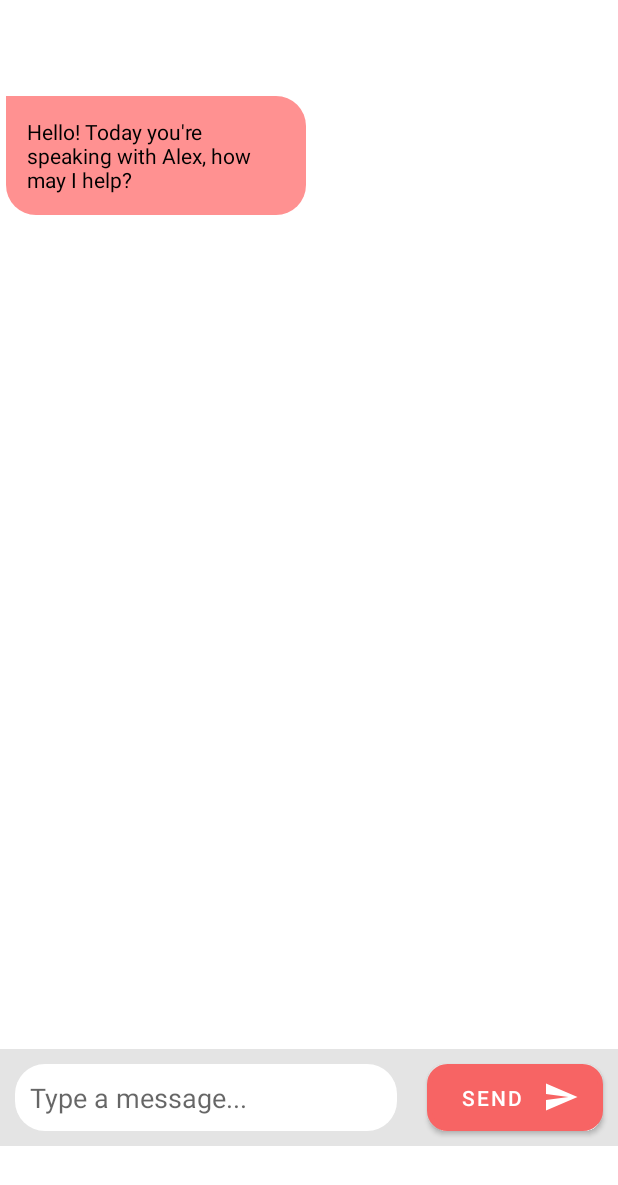
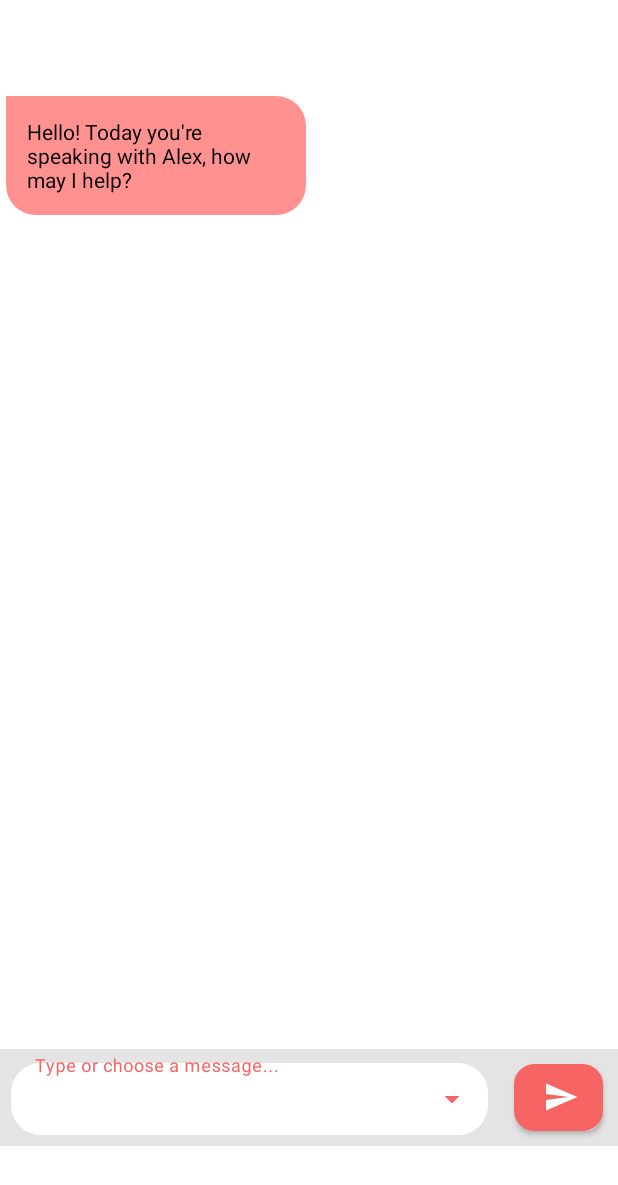
Before and after one commit to sangram2200/AegleClinicApp, an Android app: the fragment StaticBot shown on its own in the app's theme, on a phone screen of 412 x 824 dp. Shown: the top 1185 px of the screen. Run offline under Robolectric (Android 15) with nearby library versions, the phone set to English and light mode, and no system bars; 1 statement that could not run was skipped.

Commit message:
Drop down and chat bot changes

```diff
--- a/HealthApp/app/src/main/java/com/aghadge/healthapp/StaticBot.kt
+++ b/HealthApp/app/src/main/java/com/aghadge/healthapp/StaticBot.kt
@@ -4,9 +4,11 @@ import android.content.Intent
 import android.net.Uri
 import androidx.appcompat.app.AppCompatActivity
 import android.os.Bundle
+import android.text.method.ScrollingMovementMethod
 import android.view.LayoutInflater
 import android.view.View
 import android.view.ViewGroup
+import android.widget.ArrayAdapter
 import androidx.fragment.app.Fragment
 import androidx.recyclerview.widget.LinearLayoutManager
 import com.aghadge.healthapp.R
@@ -20,6 +22,7 @@ import com.aghadge.healthapp.utils.Constants.RECEIVE_ID
 import com.aghadge.healthapp.utils.Constants.SEND_ID
 import com.aghadge.healthapp.utils.Time
 import kotlinx.android.synthetic.main.activity_static_bot.*
+import kotlinx.android.synthetic.main.fragment_health_data.*
 import kotlinx.coroutines.*
 
 class StaticBot : Fragment() {
@@ -46,6 +49,10 @@ class StaticBot : Fragment() {
 
         val random = (0..3).random()
         customBotMessage("Hello! Today you're speaking with ${botList[random]}, how may I help?")
+        val faq = resources.getStringArray(R.array.FAQ);
+        val arrayAdapter = ArrayAdapter(requireContext(),R.layout.dropdown_item, faq);
+        et_message.movementMethod = ScrollingMovementMethod()
+        et_message.setAdapter(arrayAdapter)
     }
 
 
@@ -90,6 +97,7 @@ class StaticBot : Fragment() {
     private fun sendMessage() {
         val message = et_message.text.toString()
         val timeStamp = Time.timeStamp()
+
 
         if (message.isNotEmpty()) {
             //Adds it to our local list
--- a/HealthApp/app/src/main/java/com/aghadge/healthapp/utils/BotResponse.kt
+++ b/HealthApp/app/src/main/java/com/aghadge/healthapp/utils/BotResponse.kt
@@ -68,8 +68,8 @@ object BotResponse {
 
             else -> {
                 when (random) {
-                    0 -> "Try asking me something like 'Schedule an Appointment' or 'Open clinic website' "
-                    1 -> "Try asking me something like 'Schedule an Appointment' or 'Open clinic website' "
+                    0 -> "Sorry I don't understand, Try asking me something like 'Schedule an Appointment'"
+                    1 -> "Sorry I don't understand, choose a message from FAQ"
                     2 -> "Try asking me something like 'search fever symptoms' "
                     else -> "error"
                 }
--- a/HealthApp/app/src/main/res/layout/activity_registration.xml
+++ b/HealthApp/app/src/main/res/layout/activity_registration.xml
@@ -248,16 +248,17 @@
 
                     <com.google.android.material.textfield.TextInputLayout
                         android:id="@+id/aSignUpOutlinedTextFieldTwo"
-                        style="@style/Widget.MaterialComponents.TextInputLayout.OutlinedBox.Dense"
+                        style="@style/Widget.MaterialComponents.TextInputLayout.OutlinedBox.Dense.ExposedDropdownMenu"
                         android:layout_width="match_parent"
                         android:layout_height="wrap_content"
                         android:hint="@string/gender">
 
-                        <com.google.android.material.textfield.TextInputEditText
+                        <AutoCompleteTextView
                             android:id="@+id/gender"
                             android:layout_width="match_parent"
                             android:layout_height="wrap_content"
                             android:lines="1"
+                            android:inputType="none"
                             android:maxLength="21"
                             />
 
--- a/HealthApp/app/src/main/res/layout/activity_static_bot.xml
+++ b/HealthApp/app/src/main/res/layout/activity_static_bot.xml
@@ -17,18 +17,33 @@
         android:background="#E4E4E4"
         android:orientation="horizontal">
 
-        <EditText
-            android:id="@+id/et_message"
-            android:inputType="textShortMessage"
+
+        <com.google.android.material.textfield.TextInputLayout
+            android:id="@+id/aSignUpOutlinedTextFieldFour"
+            style="@style/Widget.MaterialComponents.TextInputLayout.OutlinedBox.Dense.ExposedDropdownMenu"
             android:layout_width="match_parent"
             android:layout_height="wrap_content"
-            android:layout_margin="10dp"
-            android:layout_weight=".5"
-            android:background="@drawable/round_button"
-            android:backgroundTint="@android:color/white"
-            android:hint="Type a message..."
-            android:padding="10dp"
-            android:singleLine="true" />
+            android:layout_weight=".24"
+            android:layout_marginTop="4dp"
+            >
+
+            <AutoCompleteTextView
+                android:background="@drawable/round_button"
+                android:backgroundTint="@android:color/white"
+                android:lines="1"
+                android:id="@+id/et_message"
+                android:inputType="text"
+                android:layout_width="match_parent"
+                android:layout_height="wrap_content"
+                android:layout_margin="7dp"
+                android:hint="Type or choose a message..."
+                android:padding="10dp"
+                android:scrollbars="horizontal"
+                android:overScrollMode="always"
+                android:scrollHorizontally="true"
+                />
+
+        </com.google.android.material.textfield.TextInputLayout>
 
         <Button
             android:id="@+id/btn_send"
@@ -38,9 +53,7 @@
             android:layout_weight="1"
             android:background="@drawable/round"
             android:drawableRight="@drawable/ic_baseline_send_24"
-            android:backgroundTint="#26A69A"
-            android:text="Send"
-            android:textColor="@android:color/white" />
+            android:backgroundTint="#26A69A" />
 
     </LinearLayout>
 
--- a/HealthApp/app/src/main/res/layout/fragment_health_data.xml
+++ b/HealthApp/app/src/main/res/layout/fragment_health_data.xml
@@ -142,17 +142,19 @@
 
                         <com.google.android.material.textfield.TextInputLayout
                             android:id="@+id/aSignUpOutlinedTextFieldFour"
-                        style="@style/Widget.MaterialComponents.TextInputLayout.OutlinedBox.Dense"
+                            style="@style/Widget.MaterialComponents.TextInputLayout.OutlinedBox.Dense.ExposedDropdownMenu"
                             android:layout_width="match_parent"
                             android:layout_height="wrap_content"
                             android:hint="@string/BloodGroup">
 
-                        <com.google.android.material.textfield.TextInputEditText
+                            <AutoCompleteTextView
                                 android:id="@+id/bloodgroup"
                                 android:layout_width="match_parent"
                                 android:layout_height="wrap_content"
                                 android:lines="1"
                                 android:maxLength="21"
+                                android:inputType="none"
+                                android:overScrollMode="always"
 
                                 />
 
--- a/HealthApp/app/src/main/res/values/strings.xml
+++ b/HealthApp/app/src/main/res/values/strings.xml
@@ -32,4 +32,28 @@
     <string name="Height">Height in cms</string>
     <string name="BloodGroup">Blood Group</string>
     <string name="submit">Submit</string>
+
+
+    <string-array name="genders">
+        <item>Male</item>
+        <item>Female</item>
+        <item>Other</item>
+    </string-array>
+    <string-array name="bloodGroups">
+        <item>A+</item>
+        <item>A-</item>
+        <item>B+</item>
+        <item>B-</item>
+        <item>AB+</item>
+        <item>AB-</item>
+        <item>O+</item>
+        <item>O-</item>
+    </string-array>
+    <string-array name="FAQ">
+        <item>How to Schedule Appointment</item>
+        <item>Whats the time?</item>
+        <item>search for diabetes symptoms</item>
+        <item>search for healthy life tips</item>
+        <item>open official website</item>
+    </string-array>
 </resources>
```
Also changed, not shown: HealthApp/app/src/main/java/com/aghadge/healthapp/EditProfile.kt (+6 -4 lines), HealthApp/app/src/main/java/com/aghadge/healthapp/HealthDataFragment.kt (+7 -0 lines), HealthApp/app/src/main/java/com/aghadge/healthapp/RegistrationActivity.kt (+12 -15 lines), HealthApp/app/src/main/res/layout/activity_edit_profile.xml (+4 -3 lines), HealthApp/app/src/main/res/layout/dropdown_item.xml (added, +10 -0 lines). Lines whose indentation alone changed are shown as unchanged.
